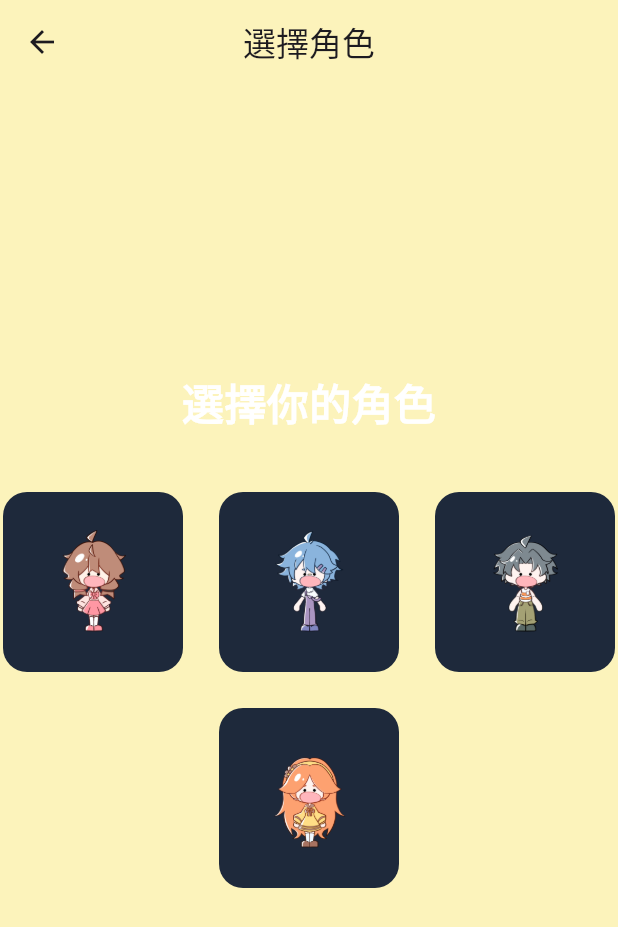
After one commit to jackliu970103/Game-Development, a Flutter app: the CharacterScreen screen opened directly, on a phone screen of 412 x 824 dp. The commit adds this screen. Shown: the top 927 px of the screen. Run offline on Flutter 3.47's test engine with Material 3 defaults, Android fonts, the phone set to English and light mode, and no system bars; missing offline and left inert: flame.

Commit message:
add more animation

```diff
--- /dev/null
+++ b/lib/Character.dart
@@ -0,0 +1,130 @@
+import 'package:flutter/material.dart';
+import 'package:game/main.dart';
+
+class CharacterScreen extends StatefulWidget {
+  const CharacterScreen({super.key});
+
+  @override
+  State<CharacterScreen> createState() => _CharacterScreenState();
+}
+
+class _CharacterScreenState extends State<CharacterScreen> {
+  String? selectedCharacter;
+  String? hoverCharacter;
+
+  final characters = [
+    "assets/images/redStand.png",
+    "assets/images/blueStand.png",
+    "assets/images/grayStand.png",
+    "assets/images/player.png",
+  ];
+
+  @override
+  Widget build(BuildContext context) {
+    return Scaffold(
+      backgroundColor: const Color(0xFFFCF3BB), // 深色網頁風
+      appBar: AppBar(
+        title: const Text("選擇角色"),
+        centerTitle: true,
+        backgroundColor: Colors.transparent,
+        elevation: 0,
+      ),
+      body: Center(
+        child: ConstrainedBox(
+          constraints: const BoxConstraints(maxWidth: 900),
+          child: Column(
+            mainAxisAlignment: MainAxisAlignment.center,
+            children: [
+              const Text(
+                "選擇你的角色",
+                style: TextStyle(
+                  fontSize: 28,
+                  fontWeight: FontWeight.bold,
+                  color: Colors.white,
+                ),
+              ),
+              const SizedBox(height: 40),
+
+              Wrap(
+                spacing: 24,
+                runSpacing: 24,
+                alignment: WrapAlignment.center,
+                children: characters.map((path) {
+                  final isSelected = selectedCharacter == path;
+                  final isHover = hoverCharacter == path;
+
+                  return MouseRegion(
+                    onEnter: (_) {
+                      setState(() => hoverCharacter = path);
+                    },
+                    onExit: (_) {
+                      setState(() => hoverCharacter = null);
+                    },
+                    child: GestureDetector(
+                        onTap: () {
+                          setState(() {
+                            selectedCharacter = path;
+                          });
+
+                          Future.delayed(const Duration(milliseconds: 150), () {
+                            Navigator.push(
+                              context,
+                              MaterialPageRoute(
+                                builder: (_) => GameScreen(),
+                              ),
+                            );
+                          });
+                        },
+                      child: AnimatedContainer(
+                        duration: const Duration(milliseconds: 200),
+                        curve: Curves.easeOut,
+                        width: isHover ? 140 : 120,
+                        height: isHover ? 140 : 120,
+                        padding: const EdgeInsets.all(12),
+                        decoration: BoxDecoration(
+                          color: const Color(0xFF1E293B),
+                          borderRadius: BorderRadius.circular(16),
+                          border: Border.all(
+                            color: isSelected
+                                ? Colors.greenAccent
+                                : Colors.transparent,
+                            width: 3,
+                          ),
+                          boxShadow: [
+                            if (isHover)
+                              BoxShadow(
+                                color: Colors.black.withOpacity(0.4),
+                                blurRadius: 12,
+                                offset: const Offset(0, 6),
+                              )
+                          ],
+                        ),
+                        child: AnimatedScale(
+                          scale: isSelected ? 1.1 : 1.0,
+                          duration: const Duration(milliseconds: 200),
+                          child: Image.asset(path),
+                        ),
+                      ),
+                    ),
+                  );
+                }).toList(),
+              ),
+
+              const SizedBox(height: 40),
+
+              if (selectedCharacter != null)
+                AnimatedOpacity(
+                  opacity: 1,
+                  duration: const Duration(milliseconds: 300),
+                  child: Text(
+                    "目前選擇: $selectedCharacter",
+                    style: const TextStyle(color: Colors.white70),
+                  ),
+                ),
+            ],
+          ),
+        ),
+      ),
+    );
+  }
+}
--- a/lib/food.dart
+++ b/lib/food.dart
@@ -28,6 +28,7 @@ class Food extends SpriteComponent with HasGameRef<MyGame>{
 
     add(CircleHitbox(
       radius: foodSize / 2,
+      position: Vector2(foodSize / 2, foodSize / 2),
       anchor: Anchor.center,
     ));
   }
--- a/lib/map_bounds.dart
+++ b/lib/map_bounds.dart
@@ -12,7 +12,7 @@ class MapBounds extends PositionComponent {
       Rect.fromLTWH(0, 0, size.x, size.y),
       Paint()..color = const Color(0xFFFCF3BB),
     );
-
+//Color(0xFFFCF3BB)
     // 格線
     final gridPaint = Paint()
       ..color = const Color(0xFF2a2a4a)
--- a/lib/my_game.dart
+++ b/lib/my_game.dart
@@ -24,6 +24,7 @@ class MyGame extends FlameGame with KeyboardEvents, HasCollisionDetection {
 
   @override
   Future<void> onLoad() async {
+
     add(MapBounds(size: Vector2(mapWidth, mapHeight)));
 
     player = Player(
@@ -45,10 +46,8 @@ class MyGame extends FlameGame with KeyboardEvents, HasCollisionDetection {
   }
 
   void _onEat(int scoreDelta) {
-    // 分數不低於 0
     scoreNotifier.value = (scoreNotifier.value + scoreDelta).clamp(0, 99999);
 
-    // 吃掉後補一個同類食物
     final type = scoreDelta > 0 ? FoodType.good : FoodType.bad;
     _spawnFood(type, 1);
   }
```
Also changed, not shown: lib/main.dart (+76 -7 lines), lib/player.dart (+5 -4 lines), pubspec.yaml (+7 -0 lines), assets/images/blueStand.png (added), assets/images/grayStand.png (added), assets/images/redStand.png (added), 1 other file.
